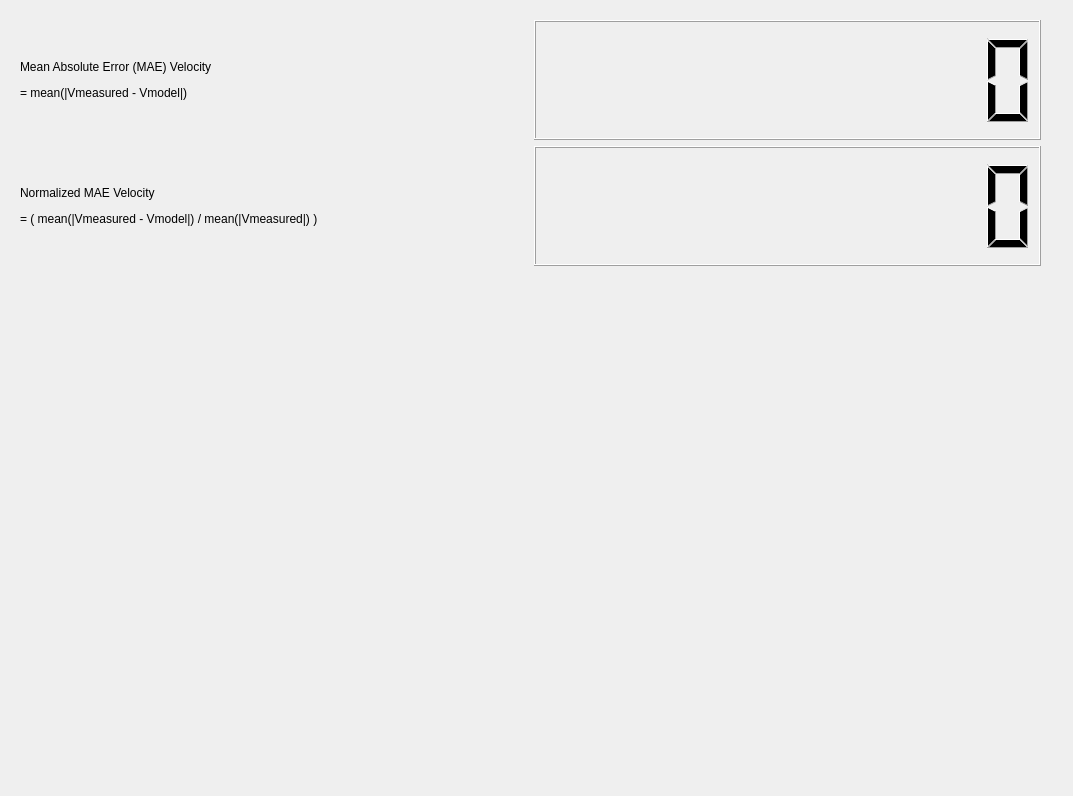
joaobrittoneto/orogen-adap_samples_input, file script/gui/Evaluation.ui: the form before one commit.
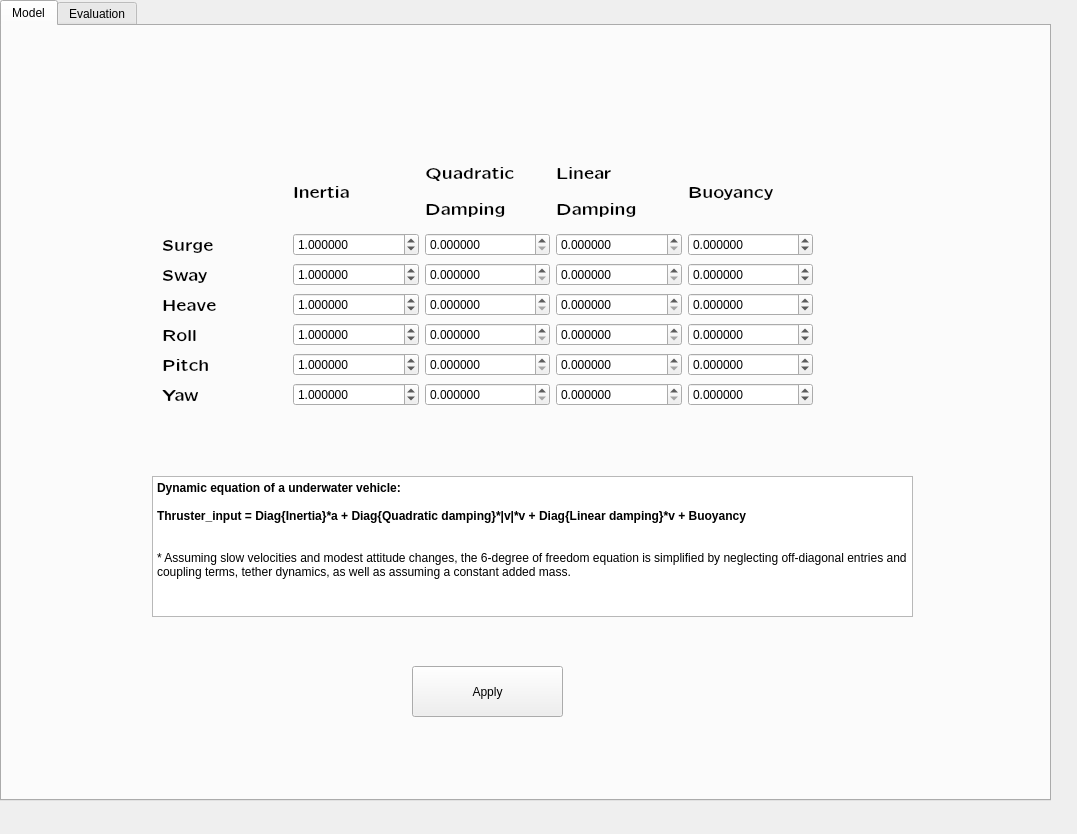
The form after the commit. Custom widgets are drawn as their Qt base class.

Commit message: working. dynamic structure as output

```diff
--- a/script/gui/Evaluation.ui
+++ b/script/gui/Evaluation.ui
@@ -6,8 +6,8 @@
    <rect>
     <x>0</x>
     <y>0</y>
-    <width>1073</width>
-    <height>796</height>
+    <width>1077</width>
+    <height>834</height>
    </rect>
   </property>
   <property name="windowTitle">
@@ -19,93 +19,691 @@
   <property name="whatsThis">
    <string>Widget for displaying Subframes.</string>
   </property>
-  <widget class="QWidget" name="gridLayoutWidget">
+  <widget class="QTabWidget" name="tabWidget">
    <property name="geometry">
     <rect>
-     <x>20</x>
-     <y>20</y>
-     <width>1021</width>
-     <height>751</height>
+     <x>0</x>
+     <y>0</y>
+     <width>1051</width>
+     <height>801</height>
     </rect>
    </property>
-   <layout class="QGridLayout" name="gridLayout">
-    <item row="6" column="1">
-     <widget class="Plot2d" name="normmaev" native="true">
-      <property name="toolTip">
-       <string>ImageView</string>
-      </property>
-      <property name="whatsThis">
-       <string>Widget for displaying sonar data.</string>
-      </property>
-     </widget>
-    </item>
-    <item row="5" column="1">
-     <widget class="Plot2d" name="error_v" native="true">
-      <property name="toolTip">
-       <string>ImageView</string>
-      </property>
-      <property name="whatsThis">
-       <string>Widget for displaying sonar data.</string>
-      </property>
-     </widget>
-    </item>
-    <item row="6" column="0">
-     <widget class="Plot2d" name="maev" native="true">
-      <property name="toolTip">
-       <string>ImageView</string>
-      </property>
-      <property name="whatsThis">
-       <string>Widget for displaying sonar data.</string>
-      </property>
-     </widget>
-    </item>
-    <item row="5" column="0">
-     <widget class="Plot2d" name="v" native="true">
-      <property name="toolTip">
-       <string>ImageView</string>
-      </property>
-      <property name="whatsThis">
-       <string>Widget for displaying sonar data.</string>
-      </property>
-     </widget>
-    </item>
-    <item row="3" column="0">
-     <layout class="QGridLayout" name="gridLayout_2">
-      <item row="0" column="0">
-       <widget class="QLabel" name="label_mae_v">
-        <property name="text">
-         <string>&lt;html&gt;&lt;head/&gt;&lt;body&gt;&lt;p&gt;Mean Absolute Error (MAE) Velocity&lt;/p&gt;&lt;p&gt;= mean(|Vmeasured - Vmodel|)&lt;/p&gt;&lt;/body&gt;&lt;/html&gt;</string>
-        </property>
-       </widget>
-      </item>
+   <property name="currentIndex">
+    <number>0</number>
+   </property>
+   <widget class="QWidget" name="model">
+    <attribute name="title">
+     <string>Model</string>
+    </attribute>
+    <widget class="QWidget" name="gridLayoutWidget_2">
+     <property name="geometry">
+      <rect>
+       <x>160</x>
+       <y>130</y>
+       <width>651</width>
+       <height>251</height>
+      </rect>
+     </property>
+     <layout class="QGridLayout" name="gridLayout_3">
       <item row="4" column="0">
-       <widget class="QLabel" name="label_norm_mae_v">
+       <widget class="QLabel" name="roll">
+        <property name="font">
+         <font>
+          <family>Latin Modern Sans Quotation</family>
+          <pointsize>12</pointsize>
+          <weight>75</weight>
+          <bold>true</bold>
+         </font>
+        </property>
         <property name="text">
-         <string>&lt;html&gt;&lt;head/&gt;&lt;body&gt;&lt;p&gt;Normalized MAE Velocity&lt;/p&gt;&lt;p&gt;= ( mean(|Vmeasured - Vmodel|) / mean(|Vmeasured|) )&lt;/p&gt;&lt;/body&gt;&lt;/html&gt;</string>
+         <string>Roll</string>
+        </property>
+        <property name="textFormat">
+         <enum>Qt::AutoText</enum>
         </property>
        </widget>
       </item>
-     </layout>
-    </item>
-    <item row="3" column="1">
-     <layout class="QGridLayout" name="gridLayout_4">
-      <item row="0" column="0">
-       <widget class="QLCDNumber" name="mae_v">
-        <property name="numDigits">
-         <number>10</number>
+      <item row="0" column="1">
+       <widget class="QLabel" name="inertia">
+        <property name="font">
+         <font>
+          <family>Latin Modern Sans Quotation</family>
+          <pointsize>12</pointsize>
+          <weight>75</weight>
+          <bold>true</bold>
+         </font>
+        </property>
+        <property name="text">
+         <string>Inertia</string>
+        </property>
+        <property name="textFormat">
+         <enum>Qt::AutoText</enum>
         </property>
        </widget>
       </item>
       <item row="1" column="0">
-       <widget class="QLCDNumber" name="norm_mae_v">
-        <property name="numDigits">
-         <number>10</number>
+       <widget class="QLabel" name="surge">
+        <property name="font">
+         <font>
+          <family>Latin Modern Sans Quotation</family>
+          <pointsize>12</pointsize>
+          <weight>75</weight>
+          <bold>true</bold>
+         </font>
         </property>
+        <property name="text">
+         <string>Surge</string>
+        </property>
+        <property name="textFormat">
+         <enum>Qt::AutoText</enum>
+        </property>
        </widget>
       </item>
+      <item row="2" column="0">
+       <widget class="QLabel" name="sway">
+        <property name="font">
+         <font>
+          <family>Latin Modern Sans Quotation</family>
+          <pointsize>12</pointsize>
+          <weight>75</weight>
+          <bold>true</bold>
+         </font>
+        </property>
+        <property name="text">
+         <string>Sway</string>
+        </property>
+        <property name="textFormat">
+         <enum>Qt::AutoText</enum>
+        </property>
+       </widget>
+      </item>
+      <item row="3" column="0">
+       <widget class="QLabel" name="heave">
+        <property name="font">
+         <font>
+          <family>Latin Modern Sans Quotation</family>
+          <pointsize>12</pointsize>
+          <weight>75</weight>
+          <bold>true</bold>
+         </font>
+        </property>
+        <property name="text">
+         <string>Heave</string>
+        </property>
+        <property name="textFormat">
+         <enum>Qt::AutoText</enum>
+        </property>
+       </widget>
+      </item>
+      <item row="5" column="0">
+       <widget class="QLabel" name="pitch">
+        <property name="font">
+         <font>
+          <family>Latin Modern Sans Quotation</family>
+          <pointsize>12</pointsize>
+          <weight>75</weight>
+          <bold>true</bold>
+         </font>
+        </property>
+        <property name="text">
+         <string>Pitch</string>
+        </property>
+        <property name="textFormat">
+         <enum>Qt::AutoText</enum>
+        </property>
+       </widget>
+      </item>
+      <item row="6" column="0">
+       <widget class="QLabel" name="yaw">
+        <property name="font">
+         <font>
+          <family>Latin Modern Sans Quotation</family>
+          <pointsize>12</pointsize>
+          <weight>75</weight>
+          <bold>true</bold>
+         </font>
+        </property>
+        <property name="text">
+         <string>Yaw</string>
+        </property>
+        <property name="textFormat">
+         <enum>Qt::AutoText</enum>
+        </property>
+       </widget>
+      </item>
+      <item row="0" column="2">
+       <widget class="QLabel" name="quadratic">
+        <property name="font">
+         <font>
+          <family>Latin Modern Sans Quotation</family>
+          <pointsize>12</pointsize>
+          <weight>75</weight>
+          <bold>true</bold>
+         </font>
+        </property>
+        <property name="text">
+         <string>&lt;html&gt;&lt;head/&gt;&lt;body&gt;&lt;p&gt;Quadratic&lt;/p&gt;&lt;p&gt;Damping&lt;/p&gt;&lt;/body&gt;&lt;/html&gt;</string>
+        </property>
+        <property name="textFormat">
+         <enum>Qt::AutoText</enum>
+        </property>
+       </widget>
+      </item>
+      <item row="0" column="3">
+       <widget class="QLabel" name="linear">
+        <property name="font">
+         <font>
+          <family>Latin Modern Sans Quotation</family>
+          <pointsize>12</pointsize>
+          <weight>75</weight>
+          <bold>true</bold>
+         </font>
+        </property>
+        <property name="text">
+         <string>&lt;html&gt;&lt;head/&gt;&lt;body&gt;&lt;p&gt;Linear&lt;/p&gt;&lt;p&gt;Damping&lt;/p&gt;&lt;/body&gt;&lt;/html&gt;</string>
+        </property>
+        <property name="textFormat">
+         <enum>Qt::AutoText</enum>
+        </property>
+       </widget>
+      </item>
+      <item row="0" column="4">
+       <widget class="QLabel" name="buoyancy">
+        <property name="font">
+         <font>
+          <family>Latin Modern Sans Quotation</family>
+          <pointsize>12</pointsize>
+          <weight>75</weight>
+          <bold>true</bold>
+         </font>
+        </property>
+        <property name="text">
+         <string>Buoyancy</string>
+        </property>
+        <property name="textFormat">
+         <enum>Qt::AutoText</enum>
+        </property>
+       </widget>
+      </item>
+      <item row="1" column="1">
+       <widget class="QDoubleSpinBox" name="inertia_x">
+        <property name="decimals">
+         <number>6</number>
+        </property>
+        <property name="maximum">
+         <double>10000.000000000000000</double>
+        </property>
+        <property name="singleStep">
+         <double>0.000001000000000</double>
+        </property>
+        <property name="value">
+         <double>1.000000000000000</double>
+        </property>
+       </widget>
+      </item>
+      <item row="1" column="2">
+       <widget class="QDoubleSpinBox" name="quadratic_x">
+        <property name="decimals">
+         <number>6</number>
+        </property>
+        <property name="maximum">
+         <double>10000.000000000000000</double>
+        </property>
+        <property name="singleStep">
+         <double>0.000001000000000</double>
+        </property>
+       </widget>
+      </item>
+      <item row="1" column="3">
+       <widget class="QDoubleSpinBox" name="linear_x">
+        <property name="decimals">
+         <number>6</number>
+        </property>
+        <property name="maximum">
+         <double>10000.000000000000000</double>
+        </property>
+        <property name="singleStep">
+         <double>0.000001000000000</double>
+        </property>
+       </widget>
+      </item>
+      <item row="1" column="4">
+       <widget class="QDoubleSpinBox" name="buoy_x">
+        <property name="decimals">
+         <number>6</number>
+        </property>
+        <property name="minimum">
+         <double>-1000.000000000000000</double>
+        </property>
+        <property name="maximum">
+         <double>10000.000000000000000</double>
+        </property>
+        <property name="singleStep">
+         <double>0.000001000000000</double>
+        </property>
+       </widget>
+      </item>
+      <item row="2" column="4">
+       <widget class="QDoubleSpinBox" name="buoy_y">
+        <property name="decimals">
+         <number>6</number>
+        </property>
+        <property name="minimum">
+         <double>-1000.000000000000000</double>
+        </property>
+        <property name="maximum">
+         <double>10000.000000000000000</double>
+        </property>
+        <property name="singleStep">
+         <double>0.000001000000000</double>
+        </property>
+       </widget>
+      </item>
+      <item row="3" column="4">
+       <widget class="QDoubleSpinBox" name="buoy_z">
+        <property name="decimals">
+         <number>6</number>
+        </property>
+        <property name="minimum">
+         <double>-1000.000000000000000</double>
+        </property>
+        <property name="maximum">
+         <double>10000.000000000000000</double>
+        </property>
+        <property name="singleStep">
+         <double>0.000001000000000</double>
+        </property>
+       </widget>
+      </item>
+      <item row="4" column="4">
+       <widget class="QDoubleSpinBox" name="buoy_rx">
+        <property name="decimals">
+         <number>6</number>
+        </property>
+        <property name="minimum">
+         <double>-1000.000000000000000</double>
+        </property>
+        <property name="maximum">
+         <double>10000.000000000000000</double>
+        </property>
+        <property name="singleStep">
+         <double>0.000001000000000</double>
+        </property>
+       </widget>
+      </item>
+      <item row="5" column="4">
+       <widget class="QDoubleSpinBox" name="buoy_ry">
+        <property name="decimals">
+         <number>6</number>
+        </property>
+        <property name="minimum">
+         <double>-1000.000000000000000</double>
+        </property>
+        <property name="maximum">
+         <double>10000.000000000000000</double>
+        </property>
+        <property name="singleStep">
+         <double>0.000001000000000</double>
+        </property>
+       </widget>
+      </item>
+      <item row="6" column="4">
+       <widget class="QDoubleSpinBox" name="buoy_rz">
+        <property name="decimals">
+         <number>6</number>
+        </property>
+        <property name="minimum">
+         <double>-1000.000000000000000</double>
+        </property>
+        <property name="maximum">
+         <double>10000.000000000000000</double>
+        </property>
+        <property name="singleStep">
+         <double>0.000001000000000</double>
+        </property>
+       </widget>
+      </item>
+      <item row="2" column="3">
+       <widget class="QDoubleSpinBox" name="linear_y">
+        <property name="decimals">
+         <number>6</number>
+        </property>
+        <property name="maximum">
+         <double>10000.000000000000000</double>
+        </property>
+        <property name="singleStep">
+         <double>0.000001000000000</double>
+        </property>
+       </widget>
+      </item>
+      <item row="3" column="3">
+       <widget class="QDoubleSpinBox" name="linear_z">
+        <property name="decimals">
+         <number>6</number>
+        </property>
+        <property name="maximum">
+         <double>10000.000000000000000</double>
+        </property>
+        <property name="singleStep">
+         <double>0.000001000000000</double>
+        </property>
+       </widget>
+      </item>
+      <item row="4" column="3">
+       <widget class="QDoubleSpinBox" name="linear_rx">
+        <property name="decimals">
+         <number>6</number>
+        </property>
+        <property name="maximum">
+         <double>10000.000000000000000</double>
+        </property>
+        <property name="singleStep">
+         <double>0.000001000000000</double>
+        </property>
+       </widget>
+      </item>
+      <item row="5" column="3">
+       <widget class="QDoubleSpinBox" name="linear_ry">
+        <property name="decimals">
+         <number>6</number>
+        </property>
+        <property name="maximum">
+         <double>10000.000000000000000</double>
+        </property>
+        <property name="singleStep">
+         <double>0.000001000000000</double>
+        </property>
+       </widget>
+      </item>
+      <item row="6" column="3">
+       <widget class="QDoubleSpinBox" name="linear_rz">
+        <property name="decimals">
+         <number>6</number>
+        </property>
+        <property name="maximum">
+         <double>10000.000000000000000</double>
+        </property>
+        <property name="singleStep">
+         <double>0.000001000000000</double>
+        </property>
+       </widget>
+      </item>
+      <item row="2" column="2">
+       <widget class="QDoubleSpinBox" name="quadratic_y">
+        <property name="decimals">
+         <number>6</number>
+        </property>
+        <property name="maximum">
+         <double>10000.000000000000000</double>
+        </property>
+        <property name="singleStep">
+         <double>0.000001000000000</double>
+        </property>
+       </widget>
+      </item>
+      <item row="3" column="2">
+       <widget class="QDoubleSpinBox" name="quadratic_z">
+        <property name="decimals">
+         <number>6</number>
+        </property>
+        <property name="maximum">
+         <double>10000.000000000000000</double>
+        </property>
+        <property name="singleStep">
+         <double>0.000001000000000</double>
+        </property>
+       </widget>
+      </item>
+      <item row="4" column="2">
+       <widget class="QDoubleSpinBox" name="quadratic_rx">
+        <property name="decimals">
+         <number>6</number>
+        </property>
+        <property name="maximum">
+         <double>10000.000000000000000</double>
+        </property>
+        <property name="singleStep">
+         <double>0.000001000000000</double>
+        </property>
+       </widget>
+      </item>
+      <item row="5" column="2">
+       <widget class="QDoubleSpinBox" name="quadratic_ry">
+        <property name="decimals">
+         <number>6</number>
+        </property>
+        <property name="maximum">
+         <double>10000.000000000000000</double>
+        </property>
+        <property name="singleStep">
+         <double>0.000001000000000</double>
+        </property>
+       </widget>
+      </item>
+      <item row="6" column="2">
+       <widget class="QDoubleSpinBox" name="quadratic_rz">
+        <property name="decimals">
+         <number>6</number>
+        </property>
+        <property name="maximum">
+         <double>10000.000000000000000</double>
+        </property>
+        <property name="singleStep">
+         <double>0.000001000000000</double>
+        </property>
+       </widget>
+      </item>
+      <item row="2" column="1">
+       <widget class="QDoubleSpinBox" name="inertia_y">
+        <property name="decimals">
+         <number>6</number>
+        </property>
+        <property name="maximum">
+         <double>10000.000000000000000</double>
+        </property>
+        <property name="singleStep">
+         <double>0.000001000000000</double>
+        </property>
+        <property name="value">
+         <double>1.000000000000000</double>
+        </property>
+       </widget>
+      </item>
+      <item row="3" column="1">
+       <widget class="QDoubleSpinBox" name="inertia_z">
+        <property name="decimals">
+         <number>6</number>
+        </property>
+        <property name="maximum">
+         <double>10000.000000000000000</double>
+        </property>
+        <property name="singleStep">
+         <double>0.000001000000000</double>
+        </property>
+        <property name="value">
+         <double>1.000000000000000</double>
+        </property>
+       </widget>
+      </item>
+      <item row="4" column="1">
+       <widget class="QDoubleSpinBox" name="inertia_rx">
+        <property name="decimals">
+         <number>6</number>
+        </property>
+        <property name="maximum">
+         <double>10000.000000000000000</double>
+        </property>
+        <property name="singleStep">
+         <double>0.000001000000000</double>
+        </property>
+        <property name="value">
+         <double>1.000000000000000</double>
+        </property>
+       </widget>
+      </item>
+      <item row="5" column="1">
+       <widget class="QDoubleSpinBox" name="inertia_ry">
+        <property name="decimals">
+         <number>6</number>
+        </property>
+        <property name="maximum">
+         <double>10000.000000000000000</double>
+        </property>
+        <property name="singleStep">
+         <double>0.000001000000000</double>
+        </property>
+        <property name="value">
+         <double>1.000000000000000</double>
+        </property>
+       </widget>
+      </item>
+      <item row="6" column="1">
+       <widget class="QDoubleSpinBox" name="inertia_rz">
+        <property name="decimals">
+         <number>6</number>
+        </property>
+        <property name="maximum">
+         <double>10000.000000000000000</double>
+        </property>
+        <property name="singleStep">
+         <double>0.000001000000000</double>
+        </property>
+        <property name="value">
+         <double>1.000000000000000</double>
+        </property>
+       </widget>
+      </item>
      </layout>
-    </item>
-   </layout>
+    </widget>
+    <widget class="QTextBrowser" name="textBrowser">
+     <property name="geometry">
+      <rect>
+       <x>150</x>
+       <y>450</y>
+       <width>761</width>
+       <height>141</height>
+      </rect>
+     </property>
+     <property name="html">
+      <string>&lt;!DOCTYPE HTML PUBLIC &quot;-//W3C//DTD HTML 4.0//EN&quot; &quot;http://www.w3.org/TR/REC-html40/strict.dtd&quot;&gt;
+&lt;html&gt;&lt;head&gt;&lt;meta name=&quot;qrichtext&quot; content=&quot;1&quot; /&gt;&lt;style type=&quot;text/css&quot;&gt;
+p, li { white-space: pre-wrap; }
+&lt;/style&gt;&lt;/head&gt;&lt;body style=&quot; font-family:'Sans'; font-size:9pt; font-weight:400; font-style:normal;&quot;&gt;
+&lt;p style=&quot; margin-top:0px; margin-bottom:0px; margin-left:0px; margin-right:0px; -qt-block-indent:0; text-indent:0px;&quot;&gt;&lt;span style=&quot; font-weight:600;&quot;&gt;Dynamic equation of a underwater vehicle:&lt;/span&gt;&lt;/p&gt;
+&lt;p style=&quot;-qt-paragraph-type:empty; margin-top:0px; margin-bottom:0px; margin-left:0px; margin-right:0px; -qt-block-indent:0; text-indent:0px; font-weight:600;&quot;&gt;&lt;br /&gt;&lt;/p&gt;
+&lt;p style=&quot; margin-top:0px; margin-bottom:0px; margin-left:0px; margin-right:0px; -qt-block-indent:0; text-indent:0px;&quot;&gt;&lt;span style=&quot; font-weight:600;&quot;&gt;Thruster_input = Diag{Inertia}*a + Diag{Quadratic damping}*|v|*v + Diag{Linear damping}*v + Buoyancy&lt;/span&gt;&lt;/p&gt;
+&lt;p style=&quot;-qt-paragraph-type:empty; margin-top:0px; margin-bottom:0px; margin-left:0px; margin-right:0px; -qt-block-indent:0; text-indent:0px;&quot;&gt;&lt;br /&gt;&lt;/p&gt;
+&lt;p style=&quot;-qt-paragraph-type:empty; margin-top:0px; margin-bottom:0px; margin-left:0px; margin-right:0px; -qt-block-indent:0; text-indent:0px;&quot;&gt;&lt;br /&gt;&lt;/p&gt;
+&lt;p style=&quot; margin-top:0px; margin-bottom:0px; margin-left:0px; margin-right:0px; -qt-block-indent:0; text-indent:0px;&quot;&gt;* Assuming slow velocities and modest attitude changes, the 6-degree of freedom equation is simplified by neglecting off-diagonal entries and coupling terms, tether dynamics, as well as assuming a constant added mass.&lt;/p&gt;&lt;/body&gt;&lt;/html&gt;</string>
+     </property>
+    </widget>
+    <widget class="QPushButton" name="apply">
+     <property name="geometry">
+      <rect>
+       <x>410</x>
+       <y>640</y>
+       <width>151</width>
+       <height>51</height>
+      </rect>
+     </property>
+     <property name="text">
+      <string>Apply</string>
+     </property>
+    </widget>
+   </widget>
+   <widget class="QWidget" name="evaluation">
+    <attribute name="title">
+     <string>Evaluation</string>
+    </attribute>
+    <widget class="QWidget" name="gridLayoutWidget">
+     <property name="geometry">
+      <rect>
+       <x>10</x>
+       <y>10</y>
+       <width>1021</width>
+       <height>751</height>
+      </rect>
+     </property>
+     <layout class="QGridLayout" name="gridLayout">
+      <item row="6" column="1">
+       <widget class="Plot2d" name="normmaev" native="true">
+        <property name="toolTip">
+         <string>ImageView</string>
+        </property>
+        <property name="whatsThis">
+         <string>Widget for displaying sonar data.</string>
+        </property>
+       </widget>
+      </item>
+      <item row="5" column="1">
+       <widget class="Plot2d" name="error_v" native="true">
+        <property name="toolTip">
+         <string>ImageView</string>
+        </property>
+        <property name="whatsThis">
+         <string>Widget for displaying sonar data.</string>
+        </property>
+       </widget>
+      </item>
+      <item row="6" column="0">
+       <widget class="Plot2d" name="maev" native="true">
+        <property name="toolTip">
+         <string>ImageView</string>
+        </property>
+        <property name="whatsThis">
+         <string>Widget for displaying sonar data.</string>
+        </property>
+       </widget>
+      </item>
+      <item row="5" column="0">
+       <widget class="Plot2d" name="v" native="true">
+        <property name="toolTip">
+         <string>ImageView</string>
+        </property>
+        <property name="whatsThis">
+         <string>Widget for displaying sonar data.</string>
+        </property>
+       </widget>
+      </item>
+      <item row="3" column="0">
+       <layout class="QGridLayout" name="gridLayout_2">
+        <item row="0" column="0">
+         <widget class="QLabel" name="label_mae_v">
+          <property name="text">
+           <string>&lt;html&gt;&lt;head/&gt;&lt;body&gt;&lt;p&gt;Mean Absolute Error (MAE) Velocity&lt;/p&gt;&lt;p&gt;= mean(|Vmeasured - Vmodel|)&lt;/p&gt;&lt;/body&gt;&lt;/html&gt;</string>
+          </property>
+         </widget>
+        </item>
+        <item row="4" column="0">
+         <widget class="QLabel" name="label_norm_mae_v">
+          <property name="text">
+           <string>&lt;html&gt;&lt;head/&gt;&lt;body&gt;&lt;p&gt;Normalized MAE Velocity&lt;/p&gt;&lt;p&gt;= ( mean(|Vmeasured - Vmodel|) / mean(|Vmeasured|) )&lt;/p&gt;&lt;/body&gt;&lt;/html&gt;</string>
+          </property>
+         </widget>
+        </item>
+       </layout>
+      </item>
+      <item row="3" column="1">
+       <layout class="QGridLayout" name="gridLayout_4">
+        <item row="0" column="0">
+         <widget class="QLCDNumber" name="mae_v">
+          <property name="numDigits">
+           <number>10</number>
+          </property>
+         </widget>
+        </item>
+        <item row="1" column="0">
+         <widget class="QLCDNumber" name="norm_mae_v">
+          <property name="numDigits">
+           <number>10</number>
+          </property>
+         </widget>
+        </item>
+       </layout>
+      </item>
+     </layout>
+    </widget>
+   </widget>
   </widget>
  </widget>
  <customwidgets>
```
The commit also changes 15 other files.
